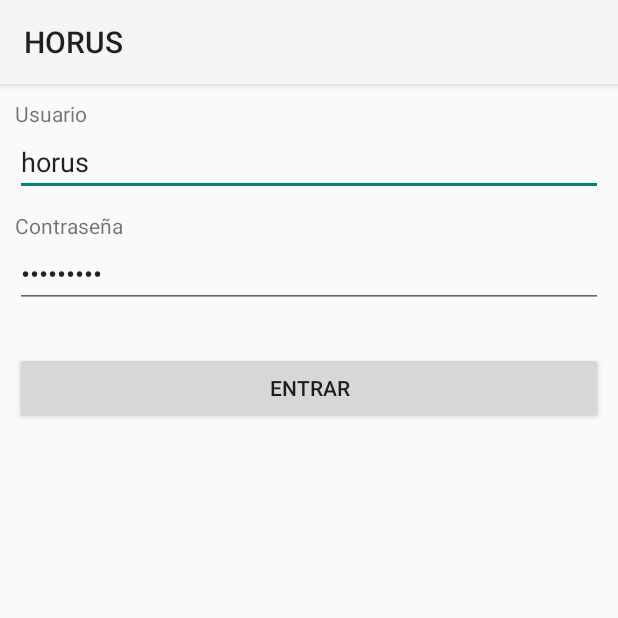
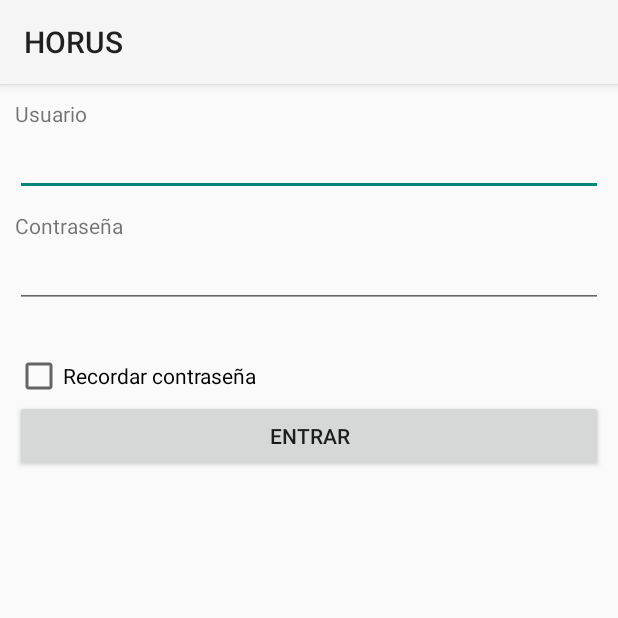
Before and after one commit to dannharo/HORUS, an Android app: the screen it shows after launch (LoginActivity), on a phone screen of 412 x 824 dp, the top half of it. Run offline under Robolectric (Android 15) with nearby library versions, the phone set to English and light mode, and no system bars.

Commit message:
cambios en login para recordar contraseña

```diff
--- a/app/src/main/java/com/app/mobi/horus/LoginActivity.java
+++ b/app/src/main/java/com/app/mobi/horus/LoginActivity.java
@@ -1,12 +1,16 @@
 package com.app.mobi.horus;
 
+import android.content.Context;
 import android.content.Intent;
+import android.content.SharedPreferences;
 import android.database.Cursor;
 import android.graphics.Color;
 import android.support.v7.app.AppCompatActivity;
 import android.os.Bundle;
 import android.view.View;
+import android.view.inputmethod.InputMethodManager;
 import android.widget.Button;
+import android.widget.CheckBox;
 import android.widget.EditText;
 import android.widget.TextView;
 import android.widget.Toast;
@@ -15,9 +19,15 @@ import java.sql.SQLException;
 
 public class LoginActivity extends AppCompatActivity {
 
-    Button btnLogin;
-    EditText usuario, contrasena;
-    TextView mnsError;
+    private Button btnLogin;
+    private EditText usuario, contrasena;
+    private TextView mnsError;
+    private CheckBox checkBoxRecordar;
+    //Para recordar el login
+    private SharedPreferences loginPreferences;
+    private SharedPreferences.Editor loginPrefsEditor;
+    private Boolean recuerdaLogin;
+
     String user ="";
     String pass ="";
     private DBManager dbmanager;
@@ -39,7 +49,15 @@ public class LoginActivity extends AppCompatActivity {
         contrasena = (EditText) findViewById(R.id.editPassLogin);
         btnLogin = (Button) findViewById(R.id.btnLogin);
         mnsError =(TextView)findViewById(R.id.textMensaje);
-
+        checkBoxRecordar = (CheckBox)findViewById(R.id.checkGuardaLogin);
+        loginPreferences = getSharedPreferences("loginPrefs", MODE_PRIVATE);
+        loginPrefsEditor = loginPreferences.edit();
+        recuerdaLogin = loginPreferences.getBoolean("recuerdaLogin",false);
+        if (recuerdaLogin == true) {
+            usuario.setText(loginPreferences.getString("user", ""));
+            contrasena.setText(loginPreferences.getString("pass", ""));
+            checkBoxRecordar.setChecked(true);
+        }
         btnLogin.setOnClickListener(new View.OnClickListener() {
             @Override
             public void onClick(View v) {
@@ -47,6 +65,17 @@ public class LoginActivity extends AppCompatActivity {
                 //Almacena en las variables los datos ingresados por el usuario
                 user = usuario.getText().toString();
                 pass = contrasena.getText().toString();
+
+                if (checkBoxRecordar.isChecked()) {
+                    loginPrefsEditor.putBoolean("recuerdaLogin", true);
+                    loginPrefsEditor.putString("user", user);
+                    loginPrefsEditor.putString("pass", pass);
+                    loginPrefsEditor.commit();
+                } else {
+                    loginPrefsEditor.clear();
+                    loginPrefsEditor.commit();
+                }
+
                 //Se comparan los datos ingresados por el usuario con los guardados en la base de datos
                 String resultado = dbmanager.getPassLogin(user);
                 if (resultado != "NOT EXIST") {
@@ -65,4 +94,5 @@ public class LoginActivity extends AppCompatActivity {
 
     }
 
+
 }
--- a/app/src/main/java/com/app/mobi/horus/MapAct.java
+++ b/app/src/main/java/com/app/mobi/horus/MapAct.java
@@ -67,7 +67,6 @@ public class MapAct extends AppCompatActivity implements OnMapReadyCallback {
         Intent objIntent = this.getIntent();
         lat = objIntent.getStringExtra("latitud");
         lon = objIntent.getStringExtra("longitud");
-
         //Leer mensaje
      /*   IntentFilter filter = new IntentFilter("android.provider.Telephony.SMS_RECEIVED");
         receiver = new BroadcastReceiver() {
@@ -191,12 +190,12 @@ public class MapAct extends AppCompatActivity implements OnMapReadyCallback {
 
         if ((lat != null) && (lon != null))
         {
+            //Se guarda en la tabla la ubicacion actual
+            dbmanager.updateDispositivo(idDisp, Double.parseDouble(lat), Double.parseDouble(lon));
             //Muestra en el mapa la ubicación obtenida del sms gps
             LatLng actual = new LatLng(Double.parseDouble(lat), Double.parseDouble(lon));
             mMap.addMarker(new MarkerOptions().position(actual).title("Actual"));
             mMap.moveCamera(CameraUpdateFactory.newLatLngZoom(actual, 15));
-            //Se guarda en la tabla la ubicacion actual
-             dbmanager.updateDispositivo(idDisp, Double.parseDouble(lat), Double.parseDouble(lon));
         }
         else
         {
--- a/app/src/main/java/com/app/mobi/horus/ReceiveSms.java
+++ b/app/src/main/java/com/app/mobi/horus/ReceiveSms.java
@@ -1,5 +1,6 @@
 package com.app.mobi.horus;
 
+import android.app.Activity;
 import android.app.Dialog;
 import android.content.BroadcastReceiver;
 import android.content.Context;
@@ -62,7 +63,8 @@ public class ReceiveSms extends BroadcastReceiver {
                     Intent intMap = new Intent(context,MapAct.class);
                     intMap.putExtra("longitud", longitud);
                     intMap.putExtra("latitud", latitud);
-                    intMap.setFlags(Intent.FLAG_ACTIVITY_NEW_TASK|Intent.FLAG_ACTIVITY_SINGLE_TOP);
+                    intMap.setFlags(Intent.FLAG_ACTIVITY_NEW_TASK | Intent.FLAG_ACTIVITY_CLEAR_TOP);
+
                     context.startActivity(intMap);
                }
                 catch (Exception e) {
--- a/app/src/main/res/layout/activity_login.xml
+++ b/app/src/main/res/layout/activity_login.xml
@@ -14,7 +14,7 @@
         android:layout_width="match_parent"
         android:layout_height="wrap_content"
         android:layout_marginBottom="10dp"
-        android:text="horus"/>
+        android:text=""/>
     <TextView
     android:layout_width="wrap_content"
     android:text="Contraseña"
@@ -25,7 +25,7 @@
         android:layout_height="wrap_content"
         android:inputType="textPassword"
         android:layout_marginBottom="10dp"
-        android:text="M0B1H0RU5"/>
+        android:text=""/>
     <TextView
         android:id="@+id/textMensaje"
         android:layout_width="wrap_content"
@@ -34,6 +34,14 @@
         android:layout_gravity="center_horizontal"
         android:layout_height="wrap_content"
         android:visibility="invisible"/>
+    <CheckBox
+        android:id="@+id/checkGuardaLogin"
+        android:layout_width="fill_parent"
+        android:layout_height="wrap_content"
+        android:layout_alignParentLeft="true"
+        android:layout_below="@+id/textMensaje"
+        android:text="Recordar contraseña"
+         />
     <Button
         android:text="Entrar"
         android:layout_width="match_parent"
```
